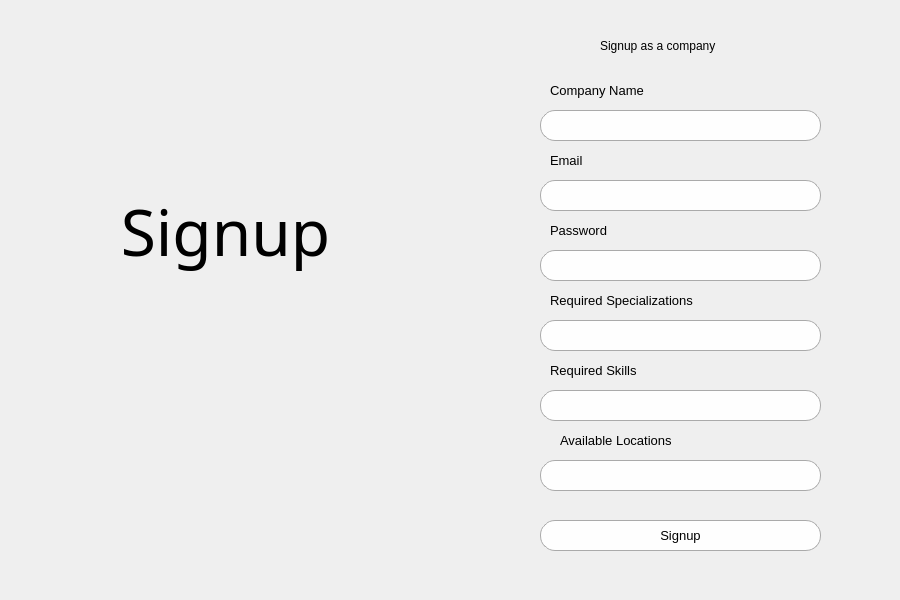
The window that user_interface/company_signup.ui (azzam012/apprenticeship-application) describes before a commit, drawn with Qt 5.
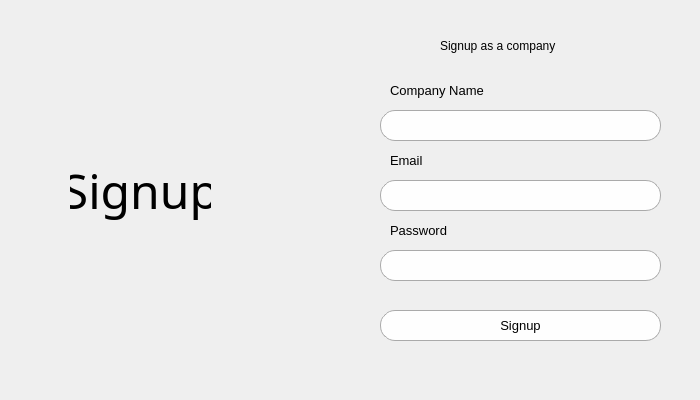
The same window after the commit. Icons and pictures are not drawn.

Patch:
```diff
--- a/user_interface/company_signup.ui
+++ b/user_interface/company_signup.ui
@@ -6,8 +6,8 @@
    <rect>
     <x>0</x>
     <y>0</y>
-    <width>900</width>
-    <height>600</height>
+    <width>700</width>
+    <height>400</height>
    </rect>
   </property>
   <property name="windowTitle">
@@ -16,7 +16,7 @@
   <widget class="QLabel" name="label_3">
    <property name="geometry">
     <rect>
-     <x>600</x>
+     <x>440</x>
      <y>30</y>
      <width>151</width>
      <height>31</height>
@@ -39,8 +39,8 @@
     <rect>
      <x>0</x>
      <y>0</y>
-     <width>441</width>
-     <height>601</height>
+     <width>291</width>
+     <height>401</height>
     </rect>
    </property>
    <property name="text">
@@ -56,7 +56,7 @@
   <widget class="QLineEdit" name="company_name_input">
    <property name="geometry">
     <rect>
-     <x>540</x>
+     <x>380</x>
      <y>110</y>
      <width>281</width>
      <height>31</height>
@@ -78,8 +78,8 @@
   <widget class="QPushButton" name="signup_button">
    <property name="geometry">
     <rect>
-     <x>540</x>
-     <y>520</y>
+     <x>380</x>
+     <y>310</y>
      <width>281</width>
      <height>31</height>
     </rect>
@@ -109,7 +109,7 @@
   <widget class="QLabel" name="label_8">
    <property name="geometry">
     <rect>
-     <x>550</x>
+     <x>390</x>
      <y>80</y>
      <width>171</width>
      <height>21</height>
@@ -142,7 +142,7 @@
   <widget class="QLineEdit" name="email_input">
    <property name="geometry">
     <rect>
-     <x>540</x>
+     <x>380</x>
      <y>180</y>
      <width>281</width>
      <height>31</height>
@@ -167,7 +167,7 @@
   <widget class="QLabel" name="label_5">
    <property name="geometry">
     <rect>
-     <x>550</x>
+     <x>390</x>
      <y>150</y>
      <width>81</width>
      <height>21</height>
@@ -200,16 +200,16 @@
   <widget class="QLabel" name="label_2">
    <property name="geometry">
     <rect>
-     <x>100</x>
+     <x>70</x>
      <y>150</y>
-     <width>251</width>
-     <height>161</height>
+     <width>141</width>
+     <height>81</height>
     </rect>
    </property>
    <property name="font">
     <font>
      <family>Freestyle Script</family>
-     <pointsize>48</pointsize>
+     <pointsize>36</pointsize>
     </font>
    </property>
    <property name="text">
@@ -222,7 +222,7 @@
   <widget class="QLabel" name="label_4">
    <property name="geometry">
     <rect>
-     <x>550</x>
+     <x>390</x>
      <y>220</y>
      <width>101</width>
      <height>21</height>
@@ -255,7 +255,7 @@
   <widget class="QLineEdit" name="password_input">
    <property name="geometry">
     <rect>
-     <x>540</x>
+     <x>380</x>
      <y>250</y>
      <width>281</width>
      <height>31</height>
@@ -274,171 +274,6 @@
 </string>
    </property>
   </widget>
-  <widget class="QLineEdit" name="company_name_input_2">
-   <property name="geometry">
-    <rect>
-     <x>540</x>
-     <y>320</y>
-     <width>281</width>
-     <height>31</height>
-    </rect>
-   </property>
-   <property name="toolTip">
-    <string>&lt;html&gt;&lt;head/&gt;&lt;body&gt;&lt;p&gt;Enter your password here&lt;/p&gt;&lt;/body&gt;&lt;/html&gt;</string>
-   </property>
-   <property name="styleSheet">
-    <string notr="true">QLineEdit {
-    border: 1px solid #aaa;
-    border-radius: 15px;
-    padding: 2px;
-    background-color: #fefefe;
-}
-</string>
-   </property>
-  </widget>
-  <widget class="QLineEdit" name="company_name_input_3">
-   <property name="geometry">
-    <rect>
-     <x>540</x>
-     <y>390</y>
-     <width>281</width>
-     <height>31</height>
-    </rect>
-   </property>
-   <property name="toolTip">
-    <string>&lt;html&gt;&lt;head/&gt;&lt;body&gt;&lt;p&gt;Enter your password here&lt;/p&gt;&lt;/body&gt;&lt;/html&gt;</string>
-   </property>
-   <property name="styleSheet">
-    <string notr="true">QLineEdit {
-    border: 1px solid #aaa;
-    border-radius: 15px;
-    padding: 2px;
-    background-color: #fefefe;
-}
-</string>
-   </property>
-  </widget>
-  <widget class="QLineEdit" name="company_name_input_4">
-   <property name="geometry">
-    <rect>
-     <x>540</x>
-     <y>460</y>
-     <width>281</width>
-     <height>31</height>
-    </rect>
-   </property>
-   <property name="toolTip">
-    <string>&lt;html&gt;&lt;head/&gt;&lt;body&gt;&lt;p&gt;Enter your password here&lt;/p&gt;&lt;/body&gt;&lt;/html&gt;</string>
-   </property>
-   <property name="styleSheet">
-    <string notr="true">QLineEdit {
-    border: 1px solid #aaa;
-    border-radius: 15px;
-    padding: 2px;
-    background-color: #fefefe;
-}
-</string>
-   </property>
-  </widget>
-  <widget class="QLabel" name="label_6">
-   <property name="geometry">
-    <rect>
-     <x>550</x>
-     <y>290</y>
-     <width>201</width>
-     <height>21</height>
-    </rect>
-   </property>
-   <property name="font">
-    <font>
-     <family>Arial</family>
-     <pointsize>10</pointsize>
-     <weight>50</weight>
-     <bold>false</bold>
-    </font>
-   </property>
-   <property name="accessibleName">
-    <string/>
-   </property>
-   <property name="frameShape">
-    <enum>QFrame::NoFrame</enum>
-   </property>
-   <property name="frameShadow">
-    <enum>QFrame::Sunken</enum>
-   </property>
-   <property name="text">
-    <string>Required Specializations</string>
-   </property>
-   <property name="textFormat">
-    <enum>Qt::MarkdownText</enum>
-   </property>
-  </widget>
-  <widget class="QLabel" name="label_7">
-   <property name="geometry">
-    <rect>
-     <x>550</x>
-     <y>360</y>
-     <width>131</width>
-     <height>21</height>
-    </rect>
-   </property>
-   <property name="font">
-    <font>
-     <family>Arial</family>
-     <pointsize>10</pointsize>
-     <weight>50</weight>
-     <bold>false</bold>
-    </font>
-   </property>
-   <property name="accessibleName">
-    <string/>
-   </property>
-   <property name="frameShape">
-    <enum>QFrame::NoFrame</enum>
-   </property>
-   <property name="frameShadow">
-    <enum>QFrame::Sunken</enum>
-   </property>
-   <property name="text">
-    <string>Required Skills</string>
-   </property>
-   <property name="textFormat">
-    <enum>Qt::MarkdownText</enum>
-   </property>
-  </widget>
-  <widget class="QLabel" name="label_9">
-   <property name="geometry">
-    <rect>
-     <x>560</x>
-     <y>430</y>
-     <width>161</width>
-     <height>21</height>
-    </rect>
-   </property>
-   <property name="font">
-    <font>
-     <family>Arial</family>
-     <pointsize>10</pointsize>
-     <weight>50</weight>
-     <bold>false</bold>
-    </font>
-   </property>
-   <property name="accessibleName">
-    <string/>
-   </property>
-   <property name="frameShape">
-    <enum>QFrame::NoFrame</enum>
-   </property>
-   <property name="frameShadow">
-    <enum>QFrame::Sunken</enum>
-   </property>
-   <property name="text">
-    <string>Available Locations</string>
-   </property>
-   <property name="textFormat">
-    <enum>Qt::MarkdownText</enum>
-   </property>
-  </widget>
  </widget>
  <resources/>
  <connections/>
```
